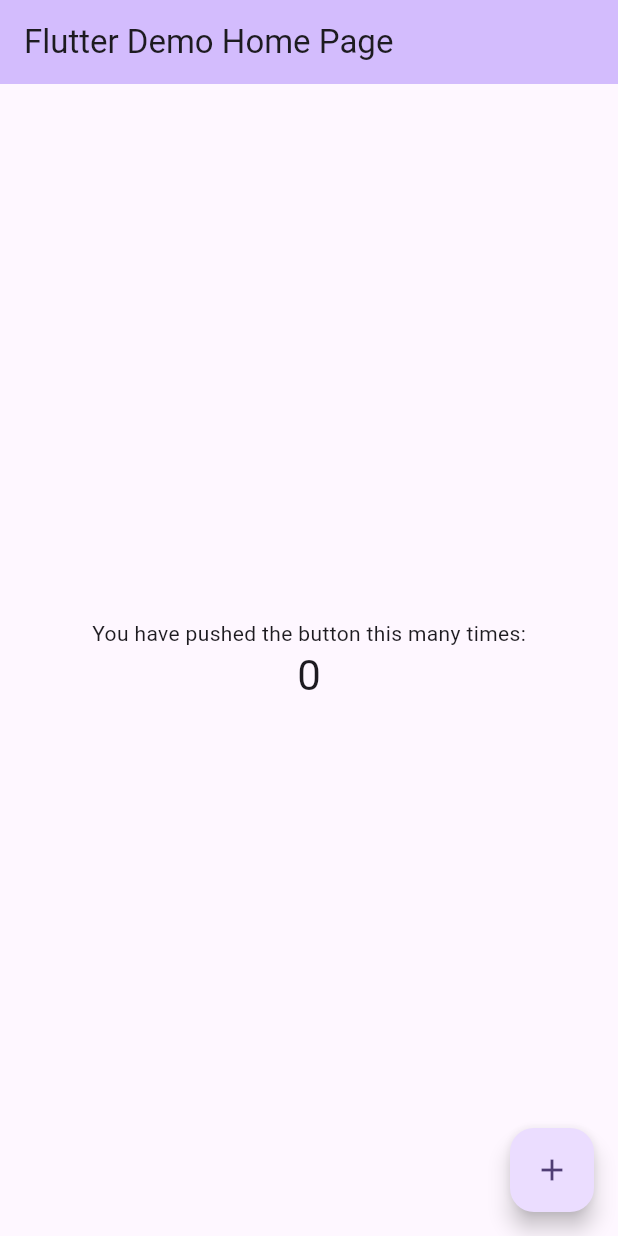
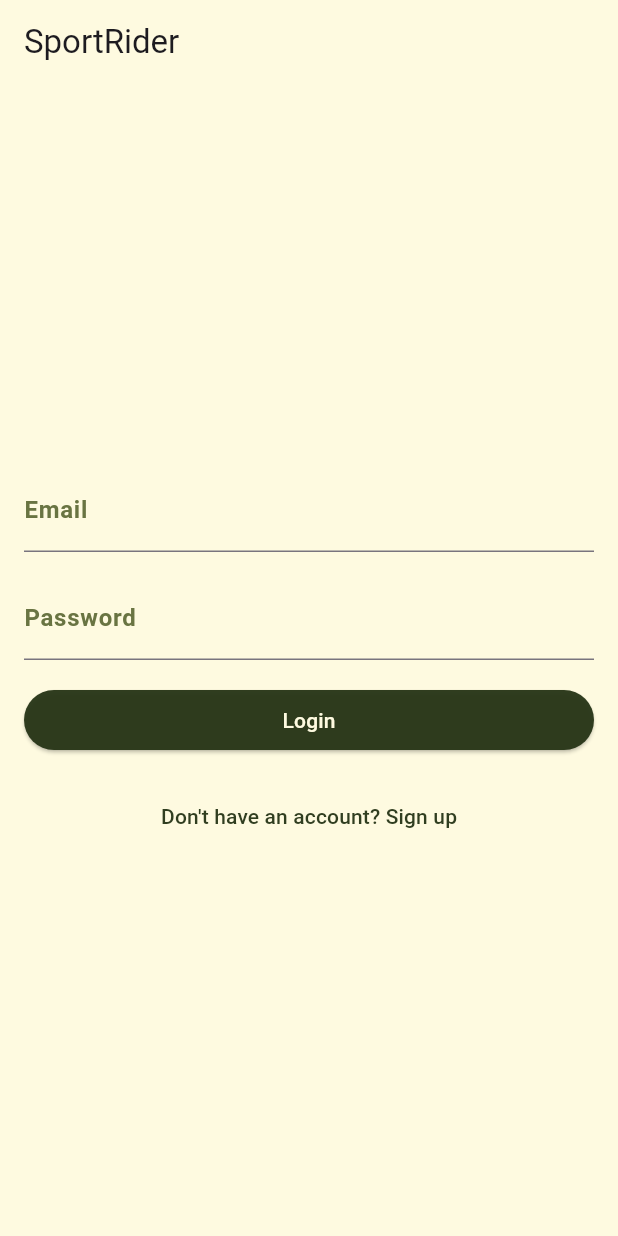
Before and after one commit to agdomenger/sportRider, a Flutter app: the screen it shows after launch, on a phone screen of 412 x 824 dp. Run offline on Flutter 3.47's test engine with Material 3 defaults, Android fonts, the light colour scheme and no system bars.

Commit message:
page inscription/connexion OK

```diff
--- /dev/null
+++ b/lib/Pages/Login.dart
@@ -0,0 +1,72 @@
+import 'package:flutter/material.dart';
+import 'signup.dart';
+
+class LoginPage extends StatelessWidget {
+  @override
+  Widget build(BuildContext context) {
+    return Scaffold(
+      backgroundColor: Theme.of(context).primaryColorLight,
+      body: Padding(
+        padding: EdgeInsets.all(16.0),
+        child: Column(
+          mainAxisAlignment: MainAxisAlignment.center,
+          crossAxisAlignment: CrossAxisAlignment.stretch,
+          children: <Widget>[
+            TextField(
+              decoration: InputDecoration(
+                labelText: 'Email',
+                focusedBorder: UnderlineInputBorder(
+                  borderSide: BorderSide(color: Theme.of(context).primaryColor),
+                ),
+                labelStyle: TextStyle(
+                    color: Theme.of(context).primaryColor,
+                    fontWeight: FontWeight.bold),
+              ),
+            ),
+            SizedBox(height: 16.0),
+            TextField(
+              obscureText: true,
+              decoration: InputDecoration(
+                labelText: 'Password',
+                focusedBorder: UnderlineInputBorder(
+                  borderSide: BorderSide(color: Theme.of(context).primaryColor),
+                ),
+                labelStyle: TextStyle(
+                    color: Theme.of(context).primaryColor,
+                    fontWeight: FontWeight.bold),
+              ),
+            ),
+            SizedBox(height: 16.0),
+            ElevatedButton(
+              onPressed: () {
+                // Placeholder for login logic
+                print('Login Button Pressed');
+              },
+              child: Text('Login'),
+              style: ElevatedButton.styleFrom(
+                  foregroundColor: Theme.of(context).primaryColorLight,
+                  backgroundColor: Theme.of(context).primaryColorDark),
+            ),
+            SizedBox(height: 16.0),
+            TextButton(
+              onPressed: () {
+                Navigator.push(
+                  context,
+                  MaterialPageRoute(
+                    builder: (context) => SignupPage(
+                      backgroundColor: Theme.of(context).primaryColorLight,
+                    ),
+                  ),
+                );
+              },
+              child: Text('Don\'t have an account? Sign up'),
+              style: TextButton.styleFrom(
+                foregroundColor: Theme.of(context).primaryColorDark,
+              ),
+            ),
+          ],
+        ),
+      ),
+    );
+  }
+}
--- a/lib/main.dart
+++ b/lib/main.dart
@@ -1,4 +1,6 @@
 import 'package:flutter/material.dart';
+import 'themes.dart';
+import 'Pages/Login.dart';
 
 void main() {
   runApp(const MyApp());
@@ -7,46 +9,18 @@
 class MyApp extends StatelessWidget {
   const MyApp({super.key});
 
-  // This widget is the root of your application.
   @override
   Widget build(BuildContext context) {
     return MaterialApp(
       title: 'Flutter Demo',
-      theme: ThemeData(
-        // This is the theme of your application.
-        //
-        // TRY THIS: Try running your application with "flutter run". You'll see
-        // the application has a purple toolbar. Then, without quitting the app,
-        // try changing the seedColor in the colorScheme below to Colors.green
-        // and then invoke "hot reload" (save your changes or press the "hot
-        // reload" button in a Flutter-supported IDE, or press "r" if you used
-        // the command line to start the app).
-        //
-        // Notice that the counter didn't reset back to zero; the application
-        // state is not lost during the reload. To reset the state, use hot
-        // restart instead.
-        //
-        // This works for code too, not just values: Most code changes can be
-        // tested with just a hot reload.
-        colorScheme: ColorScheme.fromSeed(seedColor: Colors.deepPurple),
-        useMaterial3: true,
-      ),
-      home: const MyHomePage(title: 'Flutter Demo Home Page'),
+      theme: myTheme,
+      home: const MyHomePage(title: 'SportRider'),
     );
   }
 }
 
 class MyHomePage extends StatefulWidget {
   const MyHomePage({super.key, required this.title});
-
-  // This widget is the home page of your application. It is stateful, meaning
-  // that it has a State object (defined below) that contains fields that affect
-  // how it looks.
-
-  // This class is the configuration for the state. It holds the values (in this
-  // case the title) provided by the parent (in this case the App widget) and
-  // used by the build method of the State. Fields in a Widget subclass are
-  // always marked "final".
 
   final String title;
 
@@ -55,71 +29,17 @@
 }
 
 class _MyHomePageState extends State<MyHomePage> {
-  int _counter = 0;
-
-  void _incrementCounter() {
-    setState(() {
-      // This call to setState tells the Flutter framework that something has
-      // changed in this State, which causes it to rerun the build method below
-      // so that the display can reflect the updated values. If we changed
-      // _counter without calling setState(), then the build method would not be
-      // called again, and so nothing would appear to happen.
-      _counter++;
-    });
-  }
-
   @override
   Widget build(BuildContext context) {
-    // This method is rerun every time setState is called, for instance as done
-    // by the _incrementCounter method above.
-    //
-    // The Flutter framework has been optimized to make rerunning build methods
-    // fast, so that you can just rebuild anything that needs updating rather
-    // than having to individually change instances of widgets.
     return Scaffold(
+      backgroundColor: Theme.of(context).primaryColorLight,
       appBar: AppBar(
-        // TRY THIS: Try changing the color here to a specific color (to
-        // Colors.amber, perhaps?) and trigger a hot reload to see the AppBar
-        // change color while the other colors stay the same.
-        backgroundColor: Theme.of(context).colorScheme.inversePrimary,
-        // Here we take the value from the MyHomePage object that was created by
-        // the App.build method, and use it to set our appbar title.
         title: Text(widget.title),
+        backgroundColor: Theme.of(context).primaryColorLight,
       ),
       body: Center(
-        // Center is a layout widget. It takes a single child and positions it
-        // in the middle of the parent.
-        child: Column(
-          // Column is also a layout widget. It takes a list of children and
-          // arranges them vertically. By default, it sizes itself to fit its
-          // children horizontally, and tries to be as tall as its parent.
-          //
-          // Column has various properties to control how it sizes itself and
-          // how it positions its children. Here we use mainAxisAlignment to
-          // center the children vertically; the main axis here is the vertical
-          // axis because Columns are vertical (the cross axis would be
-          // horizontal).
-          //
-          // TRY THIS: Invoke "debug painting" (choose the "Toggle Debug Paint"
-          // action in the IDE, or press "p" in the console), to see the
-          // wireframe for each widget.
-          mainAxisAlignment: MainAxisAlignment.center,
-          children: <Widget>[
-            const Text(
-              'You have pushed the button this many times:',
-            ),
-            Text(
-              '$_counter',
-              style: Theme.of(context).textTheme.headlineMedium,
-            ),
-          ],
-        ),
+        child: LoginPage(), // Intégrer le widget Login ici
       ),
-      floatingActionButton: FloatingActionButton(
-        onPressed: _incrementCounter,
-        tooltip: 'Increment',
-        child: const Icon(Icons.add),
-      ), // This trailing comma makes auto-formatting nicer for build methods.
     );
   }
 }
--- /dev/null
+++ b/lib/themes.dart
@@ -0,0 +1,18 @@
+// lib/themes.dart
+
+import 'package:flutter/material.dart';
+
+final Color vertKaki = Color.fromARGB(240, 96, 108, 56);
+final Color vertKakiFonce = Color.fromARGB(245, 40, 54, 24);
+final Color beige = Color.fromRGBO(254, 250, 224, 1);
+final Color marronClair = Color.fromARGB(157, 221, 161, 94);
+final Color marronFonce = Color.fromARGB(157, 188, 108, 37);
+
+final ThemeData myTheme = ThemeData(
+  primaryColorDark: vertKakiFonce,
+  primaryColor: vertKaki,
+  primaryColorLight: beige,
+  shadowColor: marronClair,
+  canvasColor: marronFonce,
+  fontFamily: 'Roboto',
+);
```
Also changed, not shown: lib/Pages/signup.dart (added, +70 -0 lines), 1 other file.
